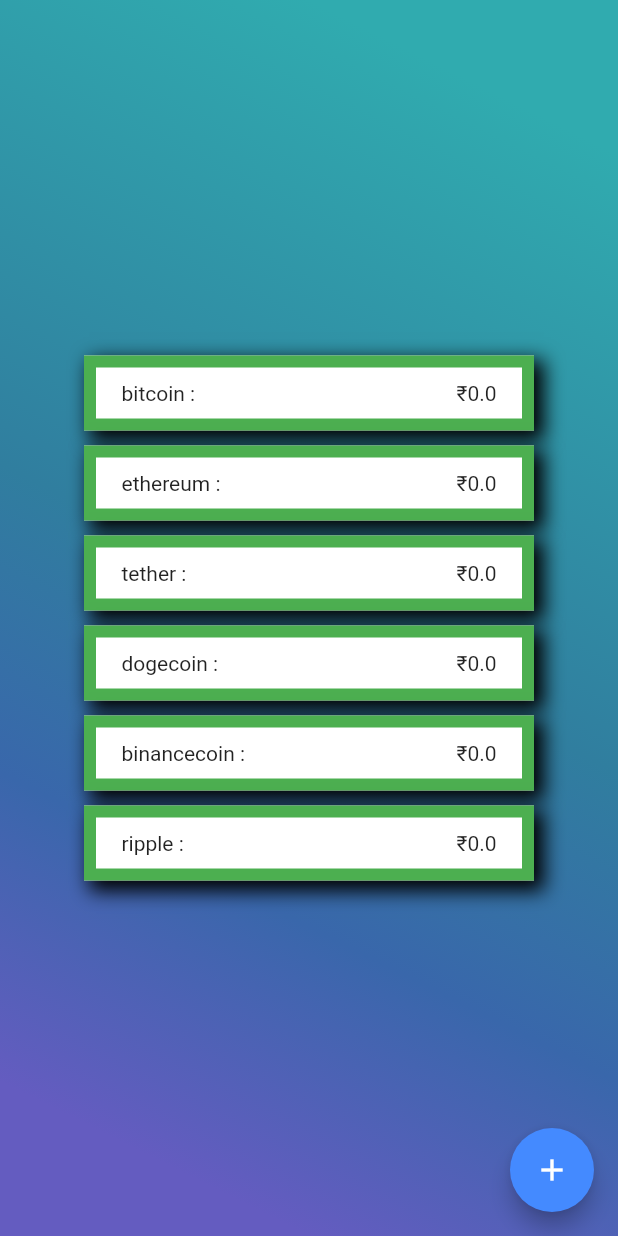
After one commit to Chinmay5767/crypto-pocket, a Flutter app: the Prices screen opened directly, on a phone screen of 412 x 824 dp. The commit adds this screen. Run offline on Flutter 3.47's test engine with Material 2 defaults, Android fonts, the phone set to English and light mode, and no system bars; our stand-ins replace cloud_firestore, firebase_auth, firebase_core, fluttertoast; accounts and stored records are empty; network calls fail.

Commit message:
change is coming

```diff
--- a/lib/main.dart
+++ b/lib/main.dart
@@ -1,5 +1,6 @@
 import 'package:crypto_pocket/ui/add_view.dart';
 import 'package:crypto_pocket/ui/homeView.dart';
+import 'package:crypto_pocket/ui/prices.dart';
 import 'package:firebase_core/firebase_core.dart';
 import 'package:flutter/material.dart';
 import 'package:flutter/widgets.dart';
--- a/lib/ui/add_view.dart
+++ b/lib/ui/add_view.dart
@@ -1,5 +1,7 @@
 import 'dart:ui';
 
+import 'package:crypto_pocket/ui/homeView.dart';
+import 'package:crypto_pocket/ui/prices.dart';
 import 'package:flutter/material.dart';
 import 'package:crypto_pocket/net/flutterfire_function.dart';
 import 'package:flutter/src/widgets/container.dart';
@@ -58,29 +60,21 @@
               ),
               value: dropValue,
               focusColor: Colors.lightGreen,
-
               onChanged: (String? value) {
                 setState(() {
                   dropValue = value;
                 });
-
               },
               items: Coins.map<DropdownMenuItem<String>>((String value) {
                 return DropdownMenuItem(
                   child: Container(
-
-                      child: Text(value,
-                      style: TextStyle(
-                        color: Colors.amber
-                      ),),
-                      padding:EdgeInsets.fromLTRB(0.0, 0.0, 0.0, 0.5) ,
-
-
+                    child: Text(
+                      value,
+                      style: TextStyle(color: Colors.amber),
+                    ),
+                    padding: EdgeInsets.fromLTRB(0.0, 0.0, 0.0, 0.5),
                   ),
                   value: value,
-
-
-
                 );
               }).toList(),
             ),
@@ -89,18 +83,14 @@
               child: TextFormField(
                 style: TextStyle(
                   color: Colors.amber,
-                  ) ,
+                ),
                 controller: _amountController,
                 decoration: InputDecoration(
-
                     labelText: "coin amount 💸",
                     labelStyle: TextStyle(
-        color: myFocusNode.hasFocus ? Colors.yellowAccent : Colors.amber
-      )
-
-
-                  ),
-
+                        color: myFocusNode.hasFocus
+                            ? Colors.yellowAccent
+                            : Colors.amber)),
               ),
             ),
             SizedBox(
@@ -114,14 +104,21 @@
                 color: Colors.white,
               ),
               child: MaterialButton(
+                shape: RoundedRectangleBorder(
+                  borderRadius: BorderRadius.circular(13.0),
+                ),
                 onPressed: () async {
                   await addCoin(dropValue, _amountController.text);
-                    Navigator.of(context).pop();
+                  Navigator.push(
+                    context,
+                    MaterialPageRoute(
+                      builder: ((context) => HomeView()),
+                    ),
+                  );
                 },
                 child: Text("Add 🤑"),
                 color: Colors.lightGreen,
               ),
-
             ),
             SizedBox(
               height: 16.0,
@@ -134,21 +131,55 @@
                 color: Colors.white,
               ),
               child: MaterialButton(
+                  shape: RoundedRectangleBorder(
+                  borderRadius: BorderRadius.circular(13.0),
+                ),
                 onPressed: () async {
                   await subtractCoin(dropValue, _amountController.text);
-                    Navigator.of(context).pop();
+                  Navigator.push(
+                    context,
+                    MaterialPageRoute(
+                      builder: ((context) => HomeView()),
+                    ),
+                  );
                 },
-                  child: Text("Subtract 😓",
-                  selectionColor: Colors.purple,),
-
+                child: Text(
+                  "Subtract 😓",
+                  selectionColor: Colors.purple,
+                ),
                 color: Colors.lightGreen,
               ),
+            ),
+            SizedBox(
+              height: 50,
+            ),
+            Container(
+              width: MediaQuery.of(context).size.width / 1.5,
+              height: 45,
 
+              child: MaterialButton(
+               shape: RoundedRectangleBorder(
+                  borderRadius: BorderRadius.circular(13.0),
                 ),
+                onPressed: () {
+                  Navigator.push(
+                    context,
+                    MaterialPageRoute(
+                      builder: ((context) => Prices()),
+                    ),
+                  );
+                },
+                child: Text(
+                  "Current prices of crypto currency",
+                  selectionColor: Colors.purple,
+                ),
+                color: Colors.amber,
+              ),
+            ),
+
           ],
         ),
       ),
-
     );
   }
 }
--- a/lib/ui/homeView.dart
+++ b/lib/ui/homeView.dart
@@ -21,6 +21,7 @@
   double dogecoin = 0.0;
   double binancecoin = 0.0;
   double ripple = 0.0;
+  double total = 0.0;
   @override
   @override
   void initState() {
@@ -29,11 +30,14 @@
 
   getValue() async {
     bitcoin = await getPrice('bitcoin');
+
     ethereum = await getPrice('ethereum');
     tether = await getPrice('tether');
     dogecoin = await getPrice('dogecoin');
     binancecoin = await getPrice('binancecoin');
     ripple = await getPrice('ripple');
+    total =
+        bitcoin + tether + ethereum + tether + dogecoin + binancecoin + ripple;
     setState(() {});
   }
 
@@ -47,11 +51,9 @@
         return tether * amount;
       } else if (id == "dogecoin") {
         return dogecoin * amount;
-      }
-      else if (id == "binancecoin") {
+      } else if (id == "binancecoin") {
         return binancecoin * amount;
-      }
-        else if (id == "ripple") {
+      } else if (id == "ripple") {
         return ripple * amount;
       }
     }
@@ -62,7 +64,9 @@
         title: Text("home view"),
         backgroundColor: Colors.lightGreen,
       ),
-      body: Container(
+      body: SingleChildScrollView(
+        child: Container(
+
           decoration: BoxDecoration(
             color: Colors.lightGreen,
           ),
@@ -124,6 +128,8 @@
                     );
                   }),
             ),
+
+          ),
         ),
       ),
       floatingActionButton: FloatingActionButton(
--- /dev/null
+++ b/lib/ui/prices.dart
@@ -0,0 +1,360 @@
+import 'package:crypto_pocket/ui/add_view.dart';
+import 'package:flutter/material.dart';
+import 'package:flutter/src/widgets/container.dart';
+import 'package:flutter/src/widgets/framework.dart';
+import 'package:crypto_pocket/ui/homeView.dart';
+import 'package:http/http.dart' as http;
+import 'dart:convert';
+import 'dart:core';
+import 'package:crypto_pocket/net/api_method.dart';
+import 'package:crypto_pocket/net/flutterfire_function.dart';
+
+class Prices extends StatefulWidget {
+  Prices({super.key});
+
+  @override
+  State<Prices> createState() => _PricesState();
+}
+
+class _PricesState extends State<Prices> {
+  double bitcoin = 0.0;
+
+  double ethereum = 0.0;
+
+  double tether = 0.0;
+
+  double dogecoin = 0.0;
+
+  double binancecoin = 0.0;
+
+  double ripple = 0.0;
+  void initState() {
+    getValue();
+  }
+
+  getValue() async {
+    bitcoin = await getPrice('bitcoin');
+    ethereum = await getPrice('ethereum');
+    tether = await getPrice('tether');
+    dogecoin = await getPrice('dogecoin');
+    binancecoin = await getPrice('binancecoin');
+    ripple = await getPrice('ripple');
+    setState(() {});
+  }
+
+
+  @override
+  Widget build(BuildContext context) {
+    return Scaffold(
+
+      body: Container(
+         decoration: BoxDecoration(
+          // Box decoration takes a gradient
+          gradient: LinearGradient(
+            // Where the linear gradient begins and ends
+            begin: Alignment.topRight,
+            end: Alignment.bottomLeft,
+            // Add one stop for each color. Stops should increase from 0 to 1
+            stops: [0.1, 0.5, 0.7, 0.9],
+            colors: [
+              // Colors are easy thanks to Flutter's Colors class.
+              Color.fromARGB(255, 48, 171, 175),
+              Color.fromARGB(255, 48, 126, 159),
+              Color.fromARGB(255, 57, 103, 171),
+              Color.fromARGB(255, 100, 92, 192),
+            ],
+          ),
+        ),
+        child: Center(
+        child: Column(
+          mainAxisAlignment: MainAxisAlignment.center,
+          children: [
+            Container(
+
+              padding: EdgeInsets.only(left: 17.0,right: 17.0),
+              child: Row(
+                mainAxisAlignment: MainAxisAlignment.spaceBetween,
+                children: [
+                  Text("bitcoin :",
+                  textAlign: TextAlign.justify,),
+              //    SizedBox(width:58.0),
+                  Text("₹$bitcoin",
+                  textAlign: TextAlign.center,),
+
+
+                ],
+              ),
+              height: 50,
+              width: 300,
+              decoration: BoxDecoration(
+
+                 border: Border.all(
+                      color: Colors.green,
+                      width: 8,
+                    ),
+                    boxShadow: [
+                      BoxShadow(
+                        color: Colors.black,
+                        offset: const Offset(
+                          5.0,
+                          5.0,
+                        ), //Offset
+                        blurRadius: 10.0,
+                        spreadRadius: 2.0,
+                      ),
+                      BoxShadow(
+                        color: Colors.white,
+                        offset: const Offset(0.0, 0.0),
+                        blurRadius: 0.0,
+                        spreadRadius: 0.0,
+                      ), //BoxShadow
+                    ],
+              ),
+
+            ),
+            SizedBox(
+              height:10,
+            ),
+             Container(
+                 padding: EdgeInsets.only(left: 17.0,right: 17.0),
+              child: Row(
+                mainAxisAlignment: MainAxisAlignment.spaceBetween,
+                children: [
+                  Text("ethereum :",
+                  textAlign: TextAlign.justify,),
+               //   SizedBox(width:45.0),
+                  Text("₹$ethereum",
+                  textAlign: TextAlign.right,),
+
+                ],
+              ),
+              height: 50,
+              width: 300,
+              decoration: BoxDecoration(
+
+                 border: Border.all(
+                      color: Colors.green,
+                      width: 8,
+                    ),
+                    boxShadow: [
+                      BoxShadow(
+                        color: Colors.black,
+                        offset: const Offset(
+                          5.0,
+                          5.0,
+                        ), //Offset
+                        blurRadius: 10.0,
+                        spreadRadius: 2.0,
+                      ),
+                      BoxShadow(
+                        color: Colors.white,
+                        offset: const Offset(0.0, 0.0),
+                        blurRadius: 0.0,
+                        spreadRadius: 0.0,
+                      ), //BoxShadow
+                    ],
+              ),
+
+            ),
+             SizedBox(
+              height:10,
+            ),
+             Container(
+                padding: EdgeInsets.only(left: 17.0,right: 17.0),
+              child: Row(
+                mainAxisAlignment: MainAxisAlignment.spaceBetween,
+                children: [
+                  Text("tether :",
+                  textAlign: TextAlign.justify,),
+               //   SizedBox(width:45.0),
+                  Text("₹$tether",
+                  textAlign: TextAlign.right,),
+
+                ],
+              ),
+              height: 50,
+              width: 300,
+              decoration: BoxDecoration(
+
+                 border: Border.all(
+                      color: Colors.green,
+                      width: 8,
+                    ),
+                    boxShadow: [
+                      BoxShadow(
+                        color: Colors.black,
+                        offset: const Offset(
+                          5.0,
+                          5.0,
+                        ), //Offset
+                        blurRadius: 10.0,
+                        spreadRadius: 2.0,
+                      ),
+                      BoxShadow(
+                        color: Colors.white,
+                        offset: const Offset(0.0, 0.0),
+                        blurRadius: 0.0,
+                        spreadRadius: 0.0,
+                      ), //BoxShadow
+                    ],
+              ),
+
+            ),
+             SizedBox(
+              height:10,
+            ),
+             Container(
+               padding: EdgeInsets.only(left: 17.0,right: 17.0),
+              child: Row(
+                mainAxisAlignment: MainAxisAlignment.spaceBetween,
+                children: [
+                  Text("dogecoin :",
+                  textAlign: TextAlign.justify,),
+               //   SizedBox(width:45.0),
+                  Text("₹$dogecoin",
+                  textAlign: TextAlign.right,),
+
+                ],
+              ),
+              height: 50,
+              width: 300,
+              decoration: BoxDecoration(
+
+                 border: Border.all(
+                      color: Colors.green,
+                      width: 8,
+                    ),
+                    boxShadow: [
+                      BoxShadow(
+                        color: Colors.black,
+                        offset: const Offset(
+                          5.0,
+                          5.0,
+                        ), //Offset
+                        blurRadius: 10.0,
+                        spreadRadius: 2.0,
+                      ),
+                      BoxShadow(
+                        color: Colors.white,
+                        offset: const Offset(0.0, 0.0),
+                        blurRadius: 0.0,
+                        spreadRadius: 0.0,
+                      ), //BoxShadow
+                    ],
+              ),
+
+            ),
+             SizedBox(
+              height:10,
+            ),
+             Container(
+               padding: EdgeInsets.only(left: 17.0,right: 17.0),
+              child: Row(
+                mainAxisAlignment: MainAxisAlignment.spaceBetween,
+                children: [
+                  Text("binancecoin :",
+                  textAlign: TextAlign.justify,),
+               //   SizedBox(width:45.0),
+                  Text("₹$binancecoin",
+                  textAlign: TextAlign.right,),
+
+                ],
+              ),
+              height: 50,
+              width: 300,
+              decoration: BoxDecoration(
+
+                 border: Border.all(
+                      color: Colors.green,
+                      width: 8,
+                    ),
+                    boxShadow: [
+                      BoxShadow(
+                        color: Colors.black,
+                        offset: const Offset(
+                          5.0,
+                          5.0,
+                        ), //Offset
+                        blurRadius: 10.0,
+                        spreadRadius: 2.0,
+                      ),
+                      BoxShadow(
+                        color: Colors.white,
+                        offset: const Offset(0.0, 0.0),
+                        blurRadius: 0.0,
+                        spreadRadius: 0.0,
+                      ), //BoxShadow
+                    ],
+              ),
+
+            ),
+             SizedBox(
+              height:10,
+            ),
+             Container(
+                padding: EdgeInsets.only(left: 17.0,right: 17.0),
+              child: Row(
+                mainAxisAlignment: MainAxisAlignment.spaceBetween,
+                children: [
+                  Text("ripple :",
+                  textAlign: TextAlign.justify,),
+               //   SizedBox(width:45.0),
+                  Text("₹$ripple",
+                  textAlign: TextAlign.right,),
+
+                ],
+              ),
+              height: 50,
+              width: 300,
+              decoration: BoxDecoration(
+
+                 border: Border.all(
+                      color: Colors.green,
+                      width: 8,
+                    ),
+                    boxShadow: [
+                      BoxShadow(
+                        color: Colors.black,
+                        offset: const Offset(
+                          5.0,
+                          5.0,
+                        ), //Offset
+                        blurRadius: 10.0,
+                        spreadRadius: 2.0,
+                      ),
+                      BoxShadow(
+                        color: Colors.white,
+                        offset: const Offset(0.0, 0.0),
+                        blurRadius: 0.0,
+                        spreadRadius: 0.0,
+                      ), //BoxShadow
+                    ],
+              ),
+
+            ),
+
+
+          ],
+        ),
+
+        ),
+      ),
+      floatingActionButton: FloatingActionButton(
+        onPressed: () {
+          Navigator.push(
+            context,
+            MaterialPageRoute(
+              builder: ((context) => AddView()),
+            ),
+          );
+        },
+        child: Icon(
+          Icons.add,
+          color: Colors.white,
+        ),
+        backgroundColor: Colors.blueAccent,
+      ),
+
+    );
+  }
+}
--- a/pubspec.yaml
+++ b/pubspec.yaml
@@ -74,7 +74,7 @@
 
   # To add assets to your application, add an assets section, like this:
   assets:
-    - asset/back_auth.jpeg
+    - asset/
   #   - images/a_dot_ham.jpeg
 
   # An image asset can refer to one or more resolution-specific "variants", see
```
Also changed, not shown: lib/ui/authentication.dart (+7 -0 lines), asset/backk.jpeg (added), asset/img.jpeg (added). Lines whose indentation alone changed are shown as unchanged.
